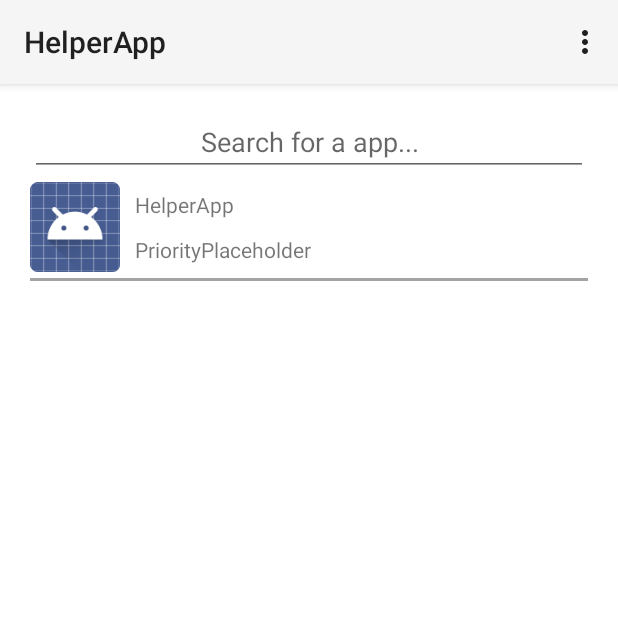
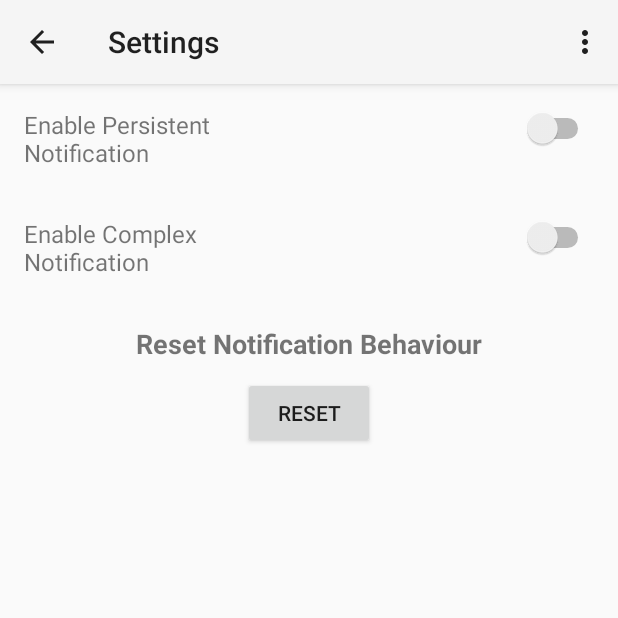
Before and after one commit to Burca-Vlad/remind-me, an Android app: the screen it shows after launch (HomeActivity before the commit, ApplicationSettingsActivity after it), in the options menu, after a tap on "Settings", on a phone screen of 412 x 824 dp, the top half of it. Run offline under Robolectric (Android 15) with nearby library versions, the phone set to English and light mode, and no system bars; libraries missing offline, so code that uses them is left out: com.nostra13.universalimageloader.

Commit message:
Added applications settings screen and functionality for it. Added SharedPreferences utilities class.

```diff
--- a/HelperApp/app/build.gradle
+++ b/HelperApp/app/build.gradle
@@ -2,7 +2,7 @@ apply plugin: 'com.android.application'
 
 android {
     compileSdkVersion 21
-    buildToolsVersion "21.1.1"
+    buildToolsVersion "22.0.1"
 
     defaultConfig {
         applicationId "com.app.helper.vladburca.helperapp"
@@ -13,7 +13,7 @@ android {
     }
     buildTypes {
         release {
-            runProguard false
+            minifyEnabled false
             proguardFiles getDefaultProguardFile('proguard-android.txt'), 'proguard-rules.pro'
         }
     }
--- /dev/null
+++ b/HelperApp/app/src/main/java/com/app/helper/vladburca/helperapp/Utils/PreferenceUtils.java
@@ -0,0 +1,46 @@
+package com.app.helper.vladburca.helperapp.Utils;
+
+import android.app.Activity;
+import android.content.Context;
+import android.content.SharedPreferences;
+
+/**
+ * Created by Vlad on 7/4/2015.
+ */
+public class PreferenceUtils {
+
+    //Preference Keys
+    private static String persistentKey = "persistentKey";
+    private static String complexKey = "complexKey";
+
+    private String prefKey = "com.app.helper.vladburca.helperapp";
+    private SharedPreferences sharedPreferences;
+
+    public PreferenceUtils(Activity activity){
+        sharedPreferences = activity.getSharedPreferences(prefKey, Context.MODE_APPEND);
+    }
+
+    public void setPersistentValue(boolean persistentValue){
+        sharedPreferences.edit().putBoolean(persistentKey, persistentValue).commit();
+    }
+
+    public boolean isPersistentSelected(){
+        return sharedPreferences.getBoolean(persistentKey, false);
+    }
+
+    public void setComplexValue(boolean complexValue){
+        sharedPreferences.edit().putBoolean(complexKey, complexValue).commit();
+    }
+
+    public boolean isComplexSelected(){
+        return sharedPreferences.getBoolean(complexKey, false);
+    }
+
+    public boolean isApplicationMontitored(String appName){
+        return sharedPreferences.getBoolean(appName, true);
+    }
+
+    public void setApplicationSelected(String appName, boolean appSelection){
+        sharedPreferences.edit().putBoolean(appName, appSelection).commit();
+    }
+}
--- a/HelperApp/app/src/main/java/com/app/helper/vladburca/helperapp/controller/HomeActivityController.java
+++ b/HelperApp/app/src/main/java/com/app/helper/vladburca/helperapp/controller/HomeActivityController.java
@@ -7,6 +7,7 @@ import android.content.pm.PackageManager;
 import android.content.pm.ResolveInfo;
 import android.util.Log;
 
+import com.app.helper.vladburca.helperapp.Utils.PreferenceUtils;
 import com.app.helper.vladburca.helperapp.model.PackageInfoRowItem;
 
 import java.util.ArrayList;
@@ -17,7 +18,7 @@ import java.util.List;
  */
 public class HomeActivityController {
 
-    public volatile static HomeActivityController instance;
+    public static HomeActivityController instance;
 
     private Activity activity;
     private ArrayList<PackageInfoRowItem> apps;
@@ -34,11 +35,7 @@ public class HomeActivityController {
     }
 
     public static HomeActivityController getInstance(Activity activity) {
-        if (instance == null) {
-            synchronized (HomeActivityController.class) {
-                instance = new HomeActivityController(activity);
-            }
-        }
+        instance = new HomeActivityController(activity);
         return instance;
     }
 
@@ -51,13 +48,16 @@ public class HomeActivityController {
         final PackageManager pms = activity.getPackageManager();
         Intent intent = new Intent(Intent.ACTION_MAIN, null);
         intent.addCategory(Intent.CATEGORY_LAUNCHER);
+        PreferenceUtils preferenceUtils = new PreferenceUtils(activity);
         List<ResolveInfo> appsa = pms.queryIntentActivities(intent, PackageManager.GET_META_DATA);
         for (ResolveInfo resolveInfo : appsa){
             Log.i(TAG, resolveInfo.toString());
             if(resolveInfo.activityInfo.loadLabel(activity.getPackageManager()).toString() != null && resolveInfo.loadIcon(activity.getPackageManager()) != null){
+                String appName = resolveInfo.activityInfo.loadLabel(activity.getPackageManager()).toString();
                 PackageInfoRowItem item = new PackageInfoRowItem();
                 item.setIcon(resolveInfo.activityInfo.loadIcon(activity.getPackageManager()));
-                item.setName(resolveInfo.activityInfo.loadLabel(activity.getPackageManager()).toString());
+                item.setName(appName);
+                item.setIsMonitored(preferenceUtils.isApplicationMontitored(appName));
                 apps.add(item);
             }
         }
--- /dev/null
+++ b/HelperApp/app/src/main/java/com/app/helper/vladburca/helperapp/controller/SettingsActivityController.java
@@ -0,0 +1,49 @@
+package com.app.helper.vladburca.helperapp.controller;
+
+import android.app.Activity;
+import android.util.Log;
+import android.widget.Switch;
+
+import com.app.helper.vladburca.helperapp.Utils.PreferenceUtils;
+
+/**
+ * Created by Vlad on 7/4/2015.
+ */
+public class SettingsActivityController {
+
+    public static SettingsActivityController instance;
+
+    private Activity activity;
+    private PreferenceUtils preferenceUtils;
+
+    private final String TAG = "SettingsActivityController";
+
+
+    public SettingsActivityController(Activity activity){
+        this.activity = activity;
+        this.preferenceUtils = new PreferenceUtils(activity);
+    }
+
+    public static SettingsActivityController getInstance(Activity activity) {
+        instance = new SettingsActivityController(activity);
+        return instance;
+    }
+
+    public void preloadUserValues(Switch complexNotification, Switch persistentNotification){
+        persistentNotification.setChecked(preferenceUtils.isPersistentSelected());
+        complexNotification.setChecked(preferenceUtils.isComplexSelected());
+    }
+
+    public void setShowPersistentNotification(boolean showPersistentNotification){
+        preferenceUtils.setPersistentValue(showPersistentNotification);
+    }
+
+    public void setShowComplexNotification(boolean showComplexNotification){
+        preferenceUtils.setComplexValue(showComplexNotification);
+    }
+
+    public void resetNotificationsBehaviour(){
+        preferenceUtils.setComplexValue(false);
+
+    }
+}
--- a/HelperApp/app/src/main/java/com/app/helper/vladburca/helperapp/model/PackageInfoRowItem.java
+++ b/HelperApp/app/src/main/java/com/app/helper/vladburca/helperapp/model/PackageInfoRowItem.java
@@ -16,6 +16,7 @@ public class PackageInfoRowItem {
 
     private String name;
     private Drawable icon;;
+    private boolean isMonitored;
 
     public String getName() {
         return name;
@@ -31,6 +32,14 @@ public class PackageInfoRowItem {
 
     public void setIcon(Drawable icon) {
         this.icon = icon;
+    }
+
+    public boolean isMonitored() {
+        return isMonitored;
+    }
+
+    public void setIsMonitored(boolean isMonitored) {
+        this.isMonitored = isMonitored;
     }
 
     public static class ViewHolder extends HotFixRecycleView.ViewHolder implements View.OnClickListener{
--- /dev/null
+++ b/HelperApp/app/src/main/java/com/app/helper/vladburca/helperapp/presenter/activity/ApplicationSettingsActivity.java
@@ -0,0 +1,95 @@
+package com.app.helper.vladburca.helperapp.presenter.activity;
+
+import android.app.Activity;
+import android.os.Bundle;
+import android.util.Log;
+import android.view.Menu;
+import android.view.MenuItem;
+import android.view.View;
+import android.widget.Button;
+import android.widget.CompoundButton;
+import android.widget.Switch;
+
+import com.app.helper.vladburca.helperapp.R;
+import com.app.helper.vladburca.helperapp.controller.SettingsActivityController;
+
+public class ApplicationSettingsActivity extends Activity {
+
+    private static String TAG = "ApplicationSettingsActivity";
+
+    private SettingsActivityController settingsActivityController;
+
+    private Switch persistentNotificationSwitch;
+    private Switch complexNotificationSwitch;
+    private Button resetButton;
+
+    @Override
+    protected void onCreate(Bundle savedInstanceState) {
+        super.onCreate(savedInstanceState);
+        setContentView(R.layout.activity_application_settings);
+
+        getActionBar().setDisplayHomeAsUpEnabled(true);
+        getActionBar().setHomeButtonEnabled(true);
+
+        this.settingsActivityController = SettingsActivityController.getInstance(this);
+        this.persistentNotificationSwitch = (Switch) findViewById(R.id.switch_persistent);
+        this.complexNotificationSwitch = (Switch) findViewById(R.id.switch_complex);
+        this.resetButton = (Button) findViewById(R.id.button_reset);
+
+        this.settingsActivityController.preloadUserValues(complexNotificationSwitch, persistentNotificationSwitch);
+        this.persistentNotificationSwitch.setOnCheckedChangeListener(new CompoundButton.OnCheckedChangeListener() {
+            @Override
+            public void onCheckedChanged(CompoundButton compoundButton, boolean b) {
+                Log.i(TAG, "Value: " + b);
+                settingsActivityController.setShowPersistentNotification(b);
+            }
+        });
+
+        this.complexNotificationSwitch.setOnCheckedChangeListener(new CompoundButton.OnCheckedChangeListener() {
+            @Override
+            public void onCheckedChanged(CompoundButton compoundButton, boolean b) {
+                settingsActivityController.setShowComplexNotification(b);
+            }
+        });
+
+        this.resetButton.setOnClickListener(new View.OnClickListener() {
+            @Override
+            public void onClick(View view) {
+                settingsActivityController.resetNotificationsBehaviour();
+                settingsActivityController.preloadUserValues(complexNotificationSwitch, persistentNotificationSwitch);
+            }
+        });
+    }
+
+    @Override
+    public boolean onCreateOptionsMenu(Menu menu) {
+        // Inflate the menu; this adds items to the action bar if it is present.
+        getMenuInflater().inflate(R.menu.menu_application_settings, menu);
+        return true;
+    }
+
+    @Override
+    public boolean onOptionsItemSelected(MenuItem item) {
+        // Handle action bar item clicks here. The action bar will
+        // automatically handle clicks on the Home/Up button, so long
+        // as you specify a parent activity in AndroidManifest.xml.
+        int id = item.getItemId();
+
+        //noinspection SimplifiableIfStatement
+        if (id == R.id.action_settings) {
+            return true;
+        }else if(id == android.R.id.home){
+            finish();
+            return true;
+        }
+
+        return super.onOptionsItemSelected(item);
+    }
+
+    @Override
+    public void onBackPressed() {
+        super.onBackPressed();
+        finish();
+    }
+
+}
--- a/HelperApp/app/src/main/java/com/app/helper/vladburca/helperapp/presenter/activity/HomeActivity.java
+++ b/HelperApp/app/src/main/java/com/app/helper/vladburca/helperapp/presenter/activity/HomeActivity.java
@@ -1,6 +1,7 @@
 package com.app.helper.vladburca.helperapp.presenter.activity;
 
 import android.app.Activity;
+import android.content.Intent;
 import android.os.Bundle;
 import android.support.v7.widget.LinearLayoutManager;
 import android.text.Editable;
@@ -35,6 +36,7 @@ public class HomeActivity extends Activity {
         super.onCreate(savedInstanceState);
         setContentView(R.layout.activity_home);
 
+        getActionBar().setIcon(R.drawable.remind_me_icon);
         this.appList = (HotFixRecycleView) findViewById(R.id.app_list);
         this.appsSearch = (EditText) findViewById(R.id.app_search);
 
@@ -90,6 +92,8 @@ public class HomeActivity extends Activity {
         // as you specify a parent activity in AndroidManifest.xml.
         int id = item.getItemId();
         if (id == R.id.action_settings) {
+            Intent intent = new Intent(this, ApplicationSettingsActivity.class);
+            startActivity(intent);
             return true;
         }
         return super.onOptionsItemSelected(item);
--- a/HelperApp/app/src/main/java/com/app/helper/vladburca/helperapp/presenter/adapter/HomeActivityAdapter.java
+++ b/HelperApp/app/src/main/java/com/app/helper/vladburca/helperapp/presenter/adapter/HomeActivityAdapter.java
@@ -63,8 +63,13 @@ public class HomeActivityAdapter extends HotFixRecycleView.Adapter<PackageInfoRo
         }else{
             viewHolder.appName.setText(activity.getString(R.string.home_activity_app_name_placeholder));
         }
-
-        viewHolder.appPriority.setText(activity.getString(R.string.home_activity_app_priority_placeholder));
+        if(packageInfoRowItem.isMonitored()){
+            viewHolder.appPriority.setText(activity.getString(R.string.home_activity_app_is_monitored));
+            viewHolder.appPriority.setTextColor(activity.getResources().getColor(R.color.monitored_green));
+        }else{
+            viewHolder.appPriority.setText(activity.getString(R.string.home_activity_app_is_not_monitored));
+            viewHolder.appPriority.setTextColor(activity.getResources().getColor(R.color.not_monitored_red));
+        }
     }
 
     @Override
--- /dev/null
+++ b/HelperApp/app/src/main/res/layout/activity_application_settings.xml
@@ -0,0 +1,79 @@
+<RelativeLayout xmlns:android="http://schemas.android.com/apk/res/android"
+    xmlns:tools="http://schemas.android.com/tools"
+    android:layout_width="match_parent"
+    android:layout_height="match_parent"
+    tools:context="com.app.helper.vladburca.helperapp.presenter.activity.ApplicationSettingsActivity">
+
+    <RelativeLayout
+        android:id="@+id/persistent_holder"
+        android:layout_width="fill_parent"
+        android:layout_height="wrap_content"
+        android:paddingRight="@dimen/activity_horizontal_margin"
+        android:paddingLeft="@dimen/activity_horizontal_margin"
+        android:paddingTop="@dimen/activity_vertical_margin"
+        android:paddingBottom="@dimen/activity_vertical_margin">
+
+        <TextView
+            android:id="@+id/persitent_text"
+            android:layout_width="wrap_content"
+            android:layout_height="wrap_content"
+            android:text="@string/settings_enable_persistent_notification"
+            android:layout_alignParentLeft="true"
+            android:layout_centerHorizontal="true"
+            android:textSize="16dp"/>
+
+        <Switch
+            android:id="@+id/switch_persistent"
+            android:layout_width="wrap_content"
+            android:layout_height="wrap_content"
+            android:layout_alignParentRight="true"
+            android:layout_centerHorizontal="true"/>
+    </RelativeLayout>
+
+    <RelativeLayout
+        android:id="@+id/complex_holder"
+        android:layout_width="fill_parent"
+        android:layout_height="wrap_content"
+        android:paddingRight="@dimen/activity_horizontal_margin"
+        android:paddingLeft="@dimen/activity_horizontal_margin"
+        android:paddingTop="@dimen/activity_vertical_margin"
+        android:paddingBottom="@dimen/activity_vertical_margin"
+        android:layout_below="@+id/persistent_holder">
+
+        <TextView
+            android:id="@+id/complex_text"
+            android:layout_width="wrap_content"
+            android:layout_height="wrap_content"
+            android:text="@string/settings_enable_complex_notification"
+            android:layout_alignParentLeft="true"
+            android:layout_centerHorizontal="true"
+            android:textSize="16dp"/>
+
+        <Switch
+            android:id="@+id/switch_complex"
+            android:layout_width="wrap_content"
+            android:layout_height="wrap_content"
+            android:layout_alignParentRight="true"
+            android:layout_centerHorizontal="true"/>
+    </RelativeLayout>
+
+    <TextView
+        android:id="@+id/reset_text"
+        android:layout_width="wrap_content"
+        android:layout_height="wrap_content"
+        android:text="@string/settings_reset_notification_behaviour"
+        android:layout_below="@+id/complex_holder"
+        android:layout_centerHorizontal="true"
+        android:layout_marginTop="15dp"
+        android:textSize="18dp"
+        android:textStyle="bold"/>
+
+    <Button
+        android:id="@+id/button_reset"
+        android:layout_width="wrap_content"
+        android:layout_height="wrap_content"
+        android:text="@string/settings_reset_button_text"
+        android:layout_below="@+id/reset_text"
+        android:layout_centerHorizontal="true"
+        android:layout_marginTop="10dp" />
+</RelativeLayout>
--- /dev/null
+++ b/HelperApp/app/src/main/res/menu/menu_application_settings.xml
@@ -0,0 +1,6 @@
+<menu xmlns:android="http://schemas.android.com/apk/res/android"
+    xmlns:tools="http://schemas.android.com/tools"
+    tools:context="com.app.helper.vladburca.helperapp.presenter.activity.ApplicationSettingsActivity">
+    <item android:id="@+id/action_settings" android:title="@string/action_settings"
+        android:orderInCategory="100" android:showAsAction="never" />
+</menu>
--- a/HelperApp/app/src/main/res/values/colors.xml
+++ b/HelperApp/app/src/main/res/values/colors.xml
@@ -5,4 +5,6 @@
     <color name="white">#FFFFFF</color>
     <color name="black">#000000</color>
     <color name="transparent">#80000000</color>
+    <color name="monitored_green">#40FF00</color>
+    <color name="not_monitored_red">#FF0000</color>
 </resources>
--- a/HelperApp/app/src/main/res/values/strings.xml
+++ b/HelperApp/app/src/main/res/values/strings.xml
@@ -1,13 +1,22 @@
 <?xml version="1.0" encoding="utf-8"?>
 <resources>
 
-    <string name="app_name">HelperApp</string>
+    <string name="app_name">Remind Me</string>
     <string name="hello_world">Hello world!</string>
     <string name="action_settings">Settings</string>
 
     <!-- HomeActivity strings -->
     <string name="home_activity_app_name_placeholder">NamePlaceholder</string>
     <string name="home_activity_app_priority_placeholder">PriorityPlaceholder</string>
+    <string name="home_activity_app_is_monitored">Monitored</string>
+    <string name="home_activity_app_is_not_monitored">Not Monitored</string>
     <string name="home_activity_search_hint">Search for a app...</string>
 
+    <!-- Application Settings strings -->
+    <string name="title_activity_application_settings">Settings</string>
+    <string name="settings_enable_persistent_notification">Enable Persistent \nNotification</string>
+    <string name="settings_enable_complex_notification">Enable Complex \nNotification</string>
+    <string name="settings_reset_notification_behaviour">Reset Notification Behaviour</string>
+    <string name="settings_reset_button_text">Reset</string>
+
 </resources>
--- a/HelperApp/build.gradle
+++ b/HelperApp/build.gradle
@@ -5,7 +5,7 @@ buildscript {
         jcenter()
     }
     dependencies {
-        classpath 'com.android.tools.build:gradle:0.12.+'
+        classpath 'com.android.tools.build:gradle:1.2.3'
 
         // NOTE: Do not place your application dependencies here; they belong
         // in the individual module build.gradle files
```
Also changed, not shown: HelperApp/app/src/main/AndroidManifest.xml (+6 -1 lines), HelperApp/app/src/main/res/drawable-xhdpi/remind_me_icon.png (added), HelperApp/gradle/wrapper/gradle-wrapper.properties.
